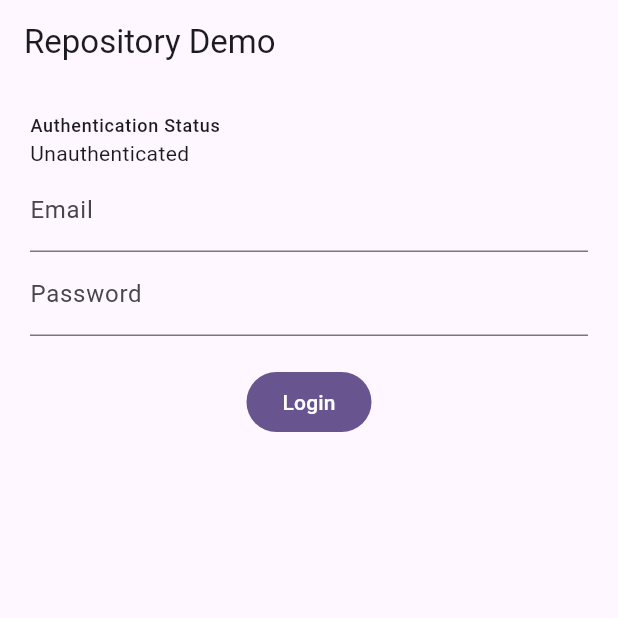
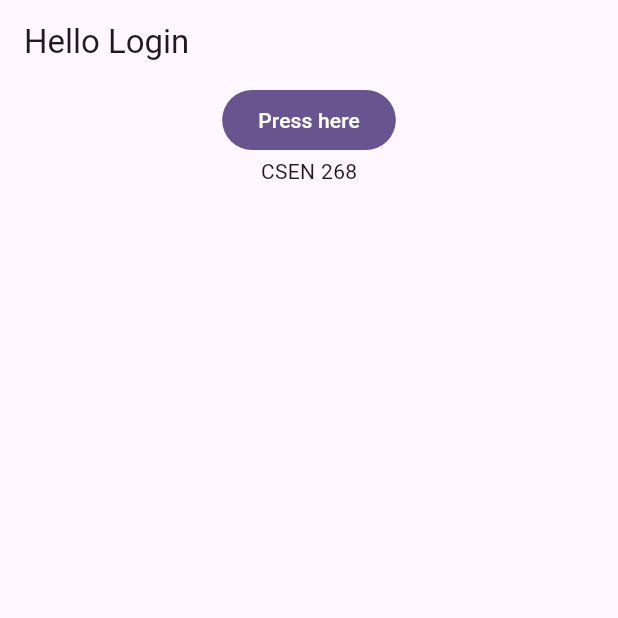
Before and after one commit to mehmetartun/CSEN268-F24, a Flutter app: the first screen one second after launch, on a phone screen of 412 x 824 dp, the top half of it. Run offline on Flutter 3.47's test engine with Material 3 defaults, Android fonts, the phone set to English and light mode, and no system bars; our stand-ins replace bloc, flutter_bloc, flutter_lorem; accounts and stored records are empty.

Commit message:
Lect 7 finished in class

```diff
--- a/lib/main.dart
+++ b/lib/main.dart
@@ -1,9 +1,8 @@
-import 'package:CSEN268_F24/pages/user_list_page.dart';
 import 'package:CSEN268_F24/repositories/authentication/authentication_repository.dart';
 import 'package:flutter/material.dart';
 import 'package:flutter_bloc/flutter_bloc.dart';
 
-import 'pages/login_page.dart';
+import 'pages/login/login_page.dart';
 
 void main() {
   runApp(const MyApp());
@@ -16,7 +15,7 @@ class MyApp extends StatelessWidget {
   Widget build(BuildContext context) {
     return RepositoryProvider(
       create: (context) {
-        return (FirebaseAuthenticationRepository() as AuthenticationRepository);
+        return (OktaAuthenticationRepository() as AuthenticationRepository);
       },
       child: MaterialApp(
         title: 'Flutter Demo',
--- /dev/null
+++ b/lib/pages/login/cubit/login_cubit.dart
@@ -0,0 +1,23 @@
+import 'package:bloc/bloc.dart';
+import 'package:meta/meta.dart';
+
+part 'login_state.dart';
+
+class LoginCubit extends Cubit<LoginState> {
+  LoginCubit() : super(LoginInitial());
+
+  final String className = "CSEN 268";
+
+  void init() async {
+    await Future.delayed(Duration(seconds: 5), () {});
+    error();
+  }
+
+  void error() {
+    emit(LoginError());
+  }
+
+  void printSomething() {
+    print("Something");
+  }
+}
--- /dev/null
+++ b/lib/pages/login/cubit/login_state.dart
@@ -0,0 +1,8 @@
+part of 'login_cubit.dart';
+
+@immutable
+sealed class LoginState {}
+
+final class LoginInitial extends LoginState {}
+
+final class LoginError extends LoginState {}
--- /dev/null
+++ b/lib/pages/login/login_page.dart
@@ -0,0 +1,28 @@
+import 'package:flutter/material.dart';
+import 'package:flutter_bloc/flutter_bloc.dart';
+
+import 'cubit/login_cubit.dart';
+import 'views/error_view.dart';
+import 'views/initial_view.dart';
+
+class LoginPage extends StatelessWidget {
+  const LoginPage({super.key});
+
+  @override
+  Widget build(BuildContext context) {
+    return BlocProvider(
+      create: (context) => LoginCubit()..init(),
+      child: BlocBuilder<LoginCubit, LoginState>(
+        builder: (context, state) {
+          switch (state.runtimeType) {
+            case LoginError:
+              return ErrorView();
+            case LoginInitial:
+            default:
+              return InitialView();
+          }
+        },
+      ),
+    );
+  }
+}
--- /dev/null
+++ b/lib/pages/login/views/initial_view.dart
@@ -0,0 +1,29 @@
+import 'package:flutter/material.dart';
+import 'package:flutter_bloc/flutter_bloc.dart';
+
+import '../cubit/login_cubit.dart';
+
+class InitialView extends StatelessWidget {
+  const InitialView({super.key});
+
+  @override
+  Widget build(BuildContext context) {
+    final String text = BlocProvider.of<LoginCubit>(context).className;
+
+    return Scaffold(
+      appBar: AppBar(title: Text("Hello Login")),
+      body: Center(
+          child: Column(
+        children: [
+          FilledButton(
+            onPressed: () {
+              BlocProvider.of<LoginCubit>(context).printSomething();
+            },
+            child: Text("Press here"),
+          ),
+          Text(text),
+        ],
+      )),
+    );
+  }
+}
--- a/lib/pages/login_page.dart
+++ b/lib/pages/stateful_login_page.dart
@@ -4,14 +4,14 @@ import 'package:flutter_bloc/flutter_bloc.dart';
 import '../model/user.dart';
 import '../repositories/authentication/authentication_repository.dart';
 
-class LoginPage extends StatefulWidget {
-  const LoginPage({super.key});
+class StatefulLoginPage extends StatefulWidget {
+  const StatefulLoginPage({super.key});
 
   @override
-  State<LoginPage> createState() => _LoginPageState();
+  State<StatefulLoginPage> createState() => _StatefulLoginPageState();
 }
 
-class _LoginPageState extends State<LoginPage> {
+class _StatefulLoginPageState extends State<StatefulLoginPage> {
   User? user;
   late AuthenticationRepository repo;
   String? email;
@@ -60,6 +60,7 @@ class _LoginPageState extends State<LoginPage> {
                       labelText: "Email",
                     ),
                     validator: (value) {
+                      // Also you can use value.trim() to avoid full of spaces...
                       if (value == null || value.isEmpty) {
                         return 'Please enter some text';
                       }
```
Also changed, not shown: lib/pages/login/views/error_view.dart (added, +13 -0 lines).
